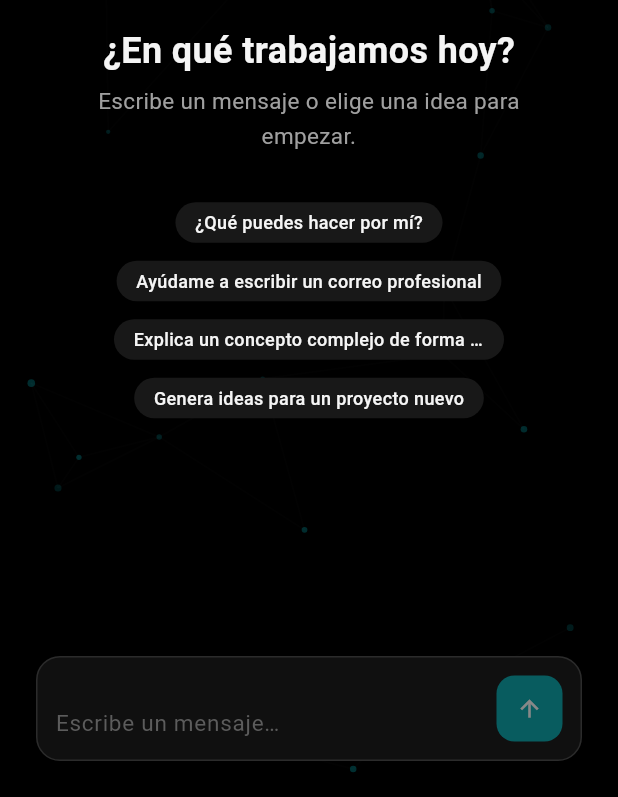
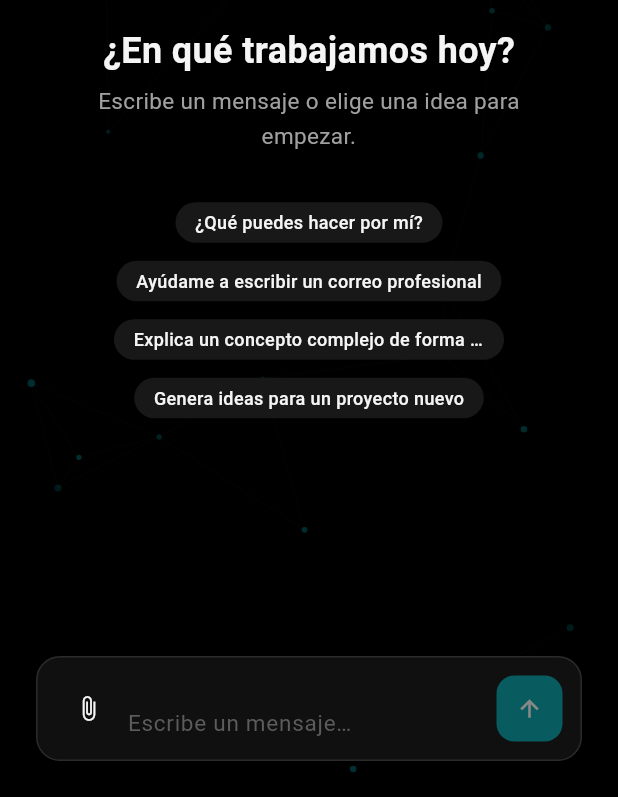
Before and after one commit to Yahir019cx/nexai, a Flutter app: the screen it shows after launch, on a phone screen of 412 x 824 dp, the part 439-1236 px from its top. Run offline on Flutter 3.47's test engine with Material 3 defaults, Android fonts, the phone set to English and light mode, and no system bars; our stand-ins replace cached_network_image, file_picker, flutter_animate, go_router, shared_preferences; missing offline and left inert: markdown_widget.

Commit message:
feat: Fase 6 - Gestion de archivos (doc013)
- AttachmentModel (models/): representacion local del adjunto
  (nombre, tamano, ruta). Sin backend: no hay subida real, solo la
  experiencia de adjuntar/ver/quitar.
- formatFileSize (core/utils) e iconForAttachment (features/chat):
  utilidades de formato e icono por tipo (doc006: PDF/Word/Excel/
  Imagenes/Audio/Video/Codigo).
- NexChip (Fase 2): se agrego un icono opcional, con param nuevo
  compatible hacia atras - no rompe los usos existentes (chips de
  sugerencias en ChatWelcome).
- AttachmentChip: envuelve NexChip con icono+nombre+tamano.
- PromptInput: boton de adjuntar (file_picker), chips removibles en
  un Wrap sobre el campo de texto, envia texto+adjuntos juntos via
  el nuevo PromptSubmitCallback.
- MessageBubble: muestra los adjuntos de un mensaje ya enviado (sin
  boton de quitar, ya no aplica).
- ChatController.sendMessage ya aceptaba attachments desde Fase 5.

"Historial" y "reutilizacion" de adjuntos (doc013) quedan fuera de
esta pasada: doc007 los ubica en un futuro Panel Derecho que no
existe todavia, y doc006 permite explicitamente implementacion
parcial de adjuntos ("aunque inicialmente no todos esten
implementados").

Co-Authored-By: Claude Sonnet 5 <noreply@anthropic.com>

```diff
--- a/lib/features/chat/chat_page.dart
+++ b/lib/features/chat/chat_page.dart
@@ -76,7 +76,8 @@ class _ChatPageState extends State<ChatPage> {
               child: PromptInput(
                 controller: _promptController,
                 isSending: chatController.isSending,
-                onSend: chatController.sendMessage,
+                onSend: (text, attachments) =>
+                    chatController.sendMessage(text, attachments: attachments),
                 onStop: chatController.cancelSending,
               ),
             ),
--- a/lib/features/chat/widgets/prompt_input.dart
+++ b/lib/features/chat/widgets/prompt_input.dart
@@ -1,16 +1,22 @@
+import 'package:file_picker/file_picker.dart';
 import 'package:flutter/material.dart';
 import 'package:flutter/services.dart';
 import 'package:nexai/core/constants/border_radius.dart';
 import 'package:nexai/core/constants/spacing.dart';
 import 'package:nexai/core/theme/colors.dart';
 import 'package:nexai/core/theme/text_styles.dart';
+import 'package:nexai/features/chat/widgets/attachment_chip.dart';
+import 'package:nexai/models/attachment_model.dart';
 import 'package:nexai/widgets/nex_button.dart';
+
+typedef PromptSubmitCallback =
+    void Function(String text, List<AttachmentModel> attachments);
 
 /// El componente más importante del proyecto (doc 022): debe
 /// sentirse como una herramienta profesional, no un TextField.
 /// Ctrl+Enter envía, Enter/Shift+Enter insertan salto de línea
 /// (doc 023). Mientras se envía, el botón se convierte en "detener"
-/// (doc 006: estado "Cancelado").
+/// (doc 006: estado "Cancelado"). Soporta adjuntos (doc 013 Fase 6).
 class PromptInput extends StatefulWidget {
   const PromptInput({
     super.key,
@@ -20,7 +26,7 @@ class PromptInput extends StatefulWidget {
     this.isSending = false,
   });
 
-  final ValueChanged<String> onSend;
+  final PromptSubmitCallback onSend;
   final VoidCallback? onStop;
   final TextEditingController? controller;
   final bool isSending;
@@ -34,6 +40,7 @@ class _PromptInputState extends State<PromptInput> {
   final FocusNode _focusNode = FocusNode();
   bool _ownsController = false;
   bool _hasText = false;
+  List<AttachmentModel> _attachments = [];
 
   @override
   void initState() {
@@ -57,11 +64,37 @@ class _PromptInputState extends State<PromptInput> {
     super.dispose();
   }
 
+  Future<void> _pickAttachments() async {
+    final result = await FilePicker.pickFiles(allowMultiple: true);
+    if (result == null) return;
+
+    setState(() {
+      _attachments = [
+        ..._attachments,
+        for (final file in result.files)
+          AttachmentModel(
+            id: '${DateTime.now().microsecondsSinceEpoch}-${file.name}',
+            fileName: file.name,
+            sizeBytes: file.size,
+            filePath: file.path,
+          ),
+      ];
+    });
+  }
+
+  void _removeAttachment(String id) {
+    setState(() {
+      _attachments = _attachments.where((a) => a.id != id).toList();
+    });
+  }
+
   void _handleSend() {
-    if (widget.isSending || !_hasText) return;
+    if (widget.isSending || (!_hasText && _attachments.isEmpty)) return;
     final text = _controller.text;
+    final attachments = _attachments;
     _controller.clear();
-    widget.onSend(text);
+    setState(() => _attachments = []);
+    widget.onSend(text, attachments);
   }
 
   KeyEventResult _handleKeyEvent(FocusNode node, KeyEvent event) {
@@ -80,6 +113,7 @@ class _PromptInputState extends State<PromptInput> {
   @override
   Widget build(BuildContext context) {
     final colors = Theme.of(context).extension<NexColors>()!;
+    final canSend = _hasText || _attachments.isNotEmpty;
 
     return Container(
       padding: const EdgeInsets.all(AppSpacing.space12),
@@ -88,9 +122,32 @@ class _PromptInputState extends State<PromptInput> {
         borderRadius: BorderRadius.circular(AppRadius.radius16),
         border: Border.all(color: colors.border),
       ),
-      child: Row(
+      child: Column(
+        crossAxisAlignment: CrossAxisAlignment.start,
+        children: [
+          if (_attachments.isNotEmpty) ...[
+            Wrap(
+              spacing: AppSpacing.space8,
+              runSpacing: AppSpacing.space8,
+              children: [
+                for (final attachment in _attachments)
+                  AttachmentChip(
+                    attachment: attachment,
+                    onRemove: () => _removeAttachment(attachment.id),
+                  ),
+              ],
+            ),
+            const SizedBox(height: AppSpacing.space8),
+          ],
+          Row(
             crossAxisAlignment: CrossAxisAlignment.end,
             children: [
+              NexButton(
+                icon: Icons.attach_file,
+                variant: NexButtonVariant.ghost,
+                onPressed: widget.isSending ? null : _pickAttachments,
+              ),
+              const SizedBox(width: AppSpacing.space4),
               Expanded(
                 child: Focus(
                   onKeyEvent: _handleKeyEvent,
@@ -100,7 +157,9 @@ class _PromptInputState extends State<PromptInput> {
                     minLines: 1,
                     maxLines: 8,
                     enabled: !widget.isSending,
-                style: AppTextStyles.body.copyWith(color: colors.textPrimary),
+                    style: AppTextStyles.body.copyWith(
+                      color: colors.textPrimary,
+                    ),
                     cursorColor: AppColors.primary,
                     decoration: InputDecoration(
                       border: InputBorder.none,
@@ -116,13 +175,17 @@ class _PromptInputState extends State<PromptInput> {
               ),
               const SizedBox(width: AppSpacing.space8),
               NexButton(
-            icon: widget.isSending ? Icons.stop_rounded : Icons.arrow_upward,
+                icon: widget.isSending
+                    ? Icons.stop_rounded
+                    : Icons.arrow_upward,
                 variant: widget.isSending
                     ? NexButtonVariant.secondary
                     : NexButtonVariant.primary,
                 onPressed: widget.isSending
                     ? widget.onStop
-                : (_hasText ? _handleSend : null),
+                    : (canSend ? _handleSend : null),
+              ),
+            ],
           ),
         ],
       ),
--- a/lib/widgets/nex_chip.dart
+++ b/lib/widgets/nex_chip.dart
@@ -9,12 +9,14 @@ class NexChip extends StatefulWidget {
   const NexChip({
     super.key,
     required this.label,
+    this.icon,
     this.isSelected = false,
     this.onTap,
     this.onRemove,
   });
 
   final String label;
+  final IconData? icon;
   final bool isSelected;
   final VoidCallback? onTap;
   final VoidCallback? onRemove;
@@ -60,6 +62,10 @@ class _NexChipState extends State<NexChip> {
       child: Row(
         mainAxisSize: MainAxisSize.min,
         children: [
+          if (widget.icon != null) ...[
+            Icon(widget.icon, size: 12, color: foreground),
+            const SizedBox(width: AppSpacing.space4),
+          ],
           Flexible(
             child: Text(
               widget.label,
```
Also changed, not shown: lib/core/utils/formatters.dart (added, +7 -0 lines), lib/features/chat/attachment_icons.dart (added, +27 -0 lines), lib/features/chat/widgets/attachment_chip.dart (added, +24 -0 lines), lib/features/chat/widgets/message_bubble.dart (+13 -0 lines). Lines whose indentation alone changed are shown as unchanged.
